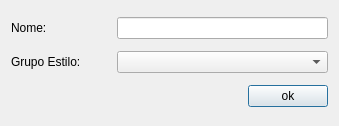
This is uis/addStyleForm.ui in dsgoficial/SAP_Gerente as Qt 5 draws it before an edit. The edited form follows.
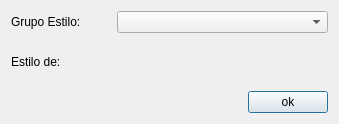
This is the edited form. Custom widgets are drawn as their Qt base class.

Patch:
```diff
--- a/uis/addStyleForm.ui
+++ b/uis/addStyleForm.ui
@@ -7,7 +7,7 @@
     <x>0</x>
     <y>0</y>
     <width>339</width>
-    <height>126</height>
+    <height>124</height>
    </rect>
   </property>
   <property name="windowTitle">
@@ -15,38 +15,6 @@
   </property>
   <layout class="QGridLayout" name="gridLayout">
    <item row="0" column="0">
-    <layout class="QHBoxLayout" name="horizontalLayout">
-     <item>
-      <widget class="QLabel" name="label">
-       <property name="sizePolicy">
-        <sizepolicy hsizetype="Fixed" vsizetype="Preferred">
-         <horstretch>0</horstretch>
-         <verstretch>0</verstretch>
-        </sizepolicy>
-       </property>
-       <property name="minimumSize">
-        <size>
-         <width>100</width>
-         <height>0</height>
-        </size>
-       </property>
-       <property name="maximumSize">
-        <size>
-         <width>100</width>
-         <height>16777215</height>
-        </size>
-       </property>
-       <property name="text">
-        <string>Nome:</string>
-       </property>
-      </widget>
-     </item>
-     <item>
-      <widget class="QLineEdit" name="styleNameLe"/>
-     </item>
-    </layout>
-   </item>
-   <item row="1" column="0">
     <layout class="QHBoxLayout" name="horizontalLayout_2">
      <item>
       <widget class="QLabel" name="label_2">
@@ -102,8 +70,48 @@
      </item>
     </layout>
    </item>
+   <item row="1" column="0">
+    <layout class="QHBoxLayout" name="horizontalLayout_4">
+     <item>
+      <widget class="QLabel" name="layerLb">
+       <property name="sizePolicy">
+        <sizepolicy hsizetype="Fixed" vsizetype="Preferred">
+         <horstretch>0</horstretch>
+         <verstretch>0</verstretch>
+        </sizepolicy>
+       </property>
+       <property name="minimumSize">
+        <size>
+         <width>100</width>
+         <height>0</height>
+        </size>
+       </property>
+       <property name="maximumSize">
+        <size>
+         <width>100</width>
+         <height>16777215</height>
+        </size>
+       </property>
+       <property name="text">
+        <string>Estilo de:</string>
+       </property>
+      </widget>
+     </item>
+     <item>
+      <widget class="ComboBoxPolygonLayer" name="layerCb" native="true"/>
+     </item>
+    </layout>
+   </item>
   </layout>
  </widget>
+ <customwidgets>
+  <customwidget>
+   <class>ComboBoxPolygonLayer</class>
+   <extends>QWidget</extends>
+   <header>Ferramentas_Gerencia.modules.qgis.widgets.comboBoxPolygonLayer</header>
+   <container>1</container>
+  </customwidget>
+ </customwidgets>
  <resources/>
  <connections/>
 </ui>
```
